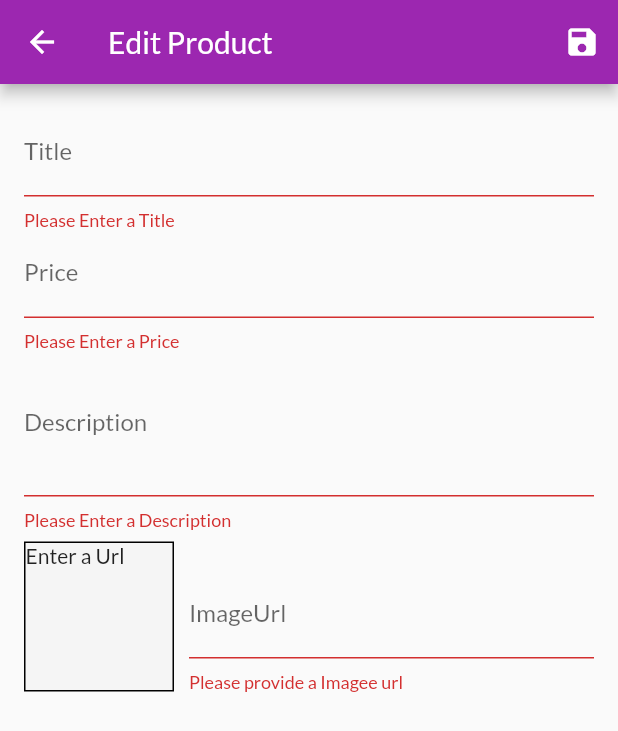
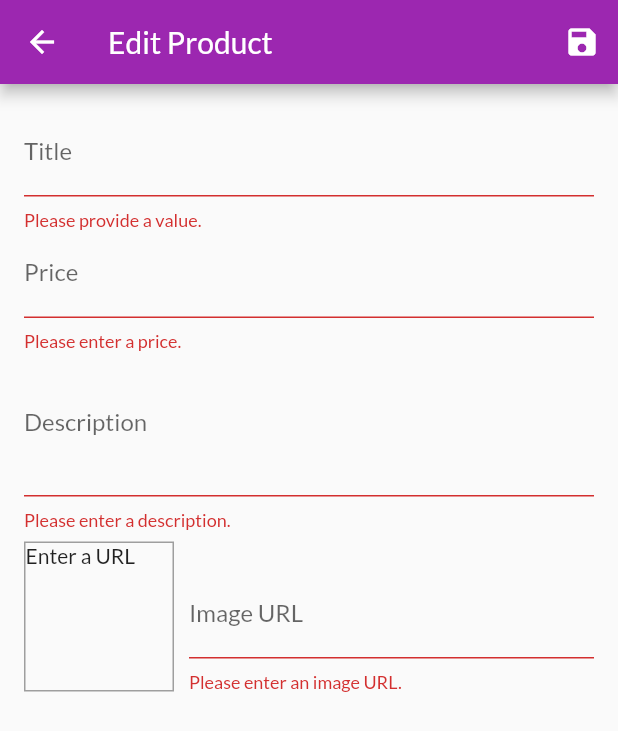
Before and after one commit to nash567/Shopping-App, a Flutter app: the EditProductScreen screen opened by its route, after a tap on the "save" icon, on a phone screen of 412 x 824 dp. Shown: the top 731 px of the screen. Run offline on Flutter 3.47's test engine with Material 2 defaults, Android fonts, the phone set to English and light mode, and no system bars; network calls fail.

```diff
--- /dev/null
+++ b/lib/models/http_exception.dart
@@ -0,0 +1,10 @@
+class HttpException implements Exception {
+  final String message;
+  HttpException(this.message);
+
+  @override
+  String toString() {
+    return message;
+    // return super.toString();
+  }
+}
--- a/lib/providers/product_provider.dart
+++ b/lib/providers/product_provider.dart
@@ -1,95 +1,175 @@
+import 'dart:convert';
+
 import 'package:flutter/material.dart';
+import 'package:http/http.dart' as http;
 
-import 'products.dart';
+import './products.dart';
+import '../models/http_exception.dart';
 
 class Products with ChangeNotifier {
   List<Product> _items = [
-    Product(
-      id: 'p1',
-      title: 'Red Shirt',
-      description: 'A red shirt - it is pretty red!',
-      price: 29.99,
-      imageUrl:
-          'https://cdn.pixabay.com/photo/2016/10/02/22/17/red-t-shirt-1710578_1280.jpg',
-    ),
-    Product(
-      id: 'p2',
-      title: 'Trousers',
-      description: 'A nice pair of trousers.',
-      price: 59.99,
-      imageUrl:
-          'https://upload.wikimedia.org/wikipedia/commons/thumb/e/e8/Trousers%2C_dress_%28AM_1960.022-8%29.jpg/512px-Trousers%2C_dress_%28AM_1960.022-8%29.jpg',
-    ),
-    Product(
-      id: 'p3',
-      title: 'Yellow Scarf',
-      description: 'Warm and cozy - exactly what you need for the winter.',
-      price: 19.99,
-      imageUrl:
-          'https://live.staticflickr.com/4043/4438260868_cc79b3369d_z.jpg',
-    ),
-    Product(
-      id: 'p4',
-      title: 'A Pan',
-      description: 'Prepare any meal you want.',
-      price: 49.99,
-      imageUrl:
-          'https://upload.wikimedia.org/wikipedia/commons/thumb/1/14/Cast-Iron-Pan.jpg/1024px-Cast-Iron-Pan.jpg',
-    )
+    // Product(
+    //   id: 'p1',
+    //   title: 'Red Shirt',
+    //   description: 'A red shirt - it is pretty red!',
+    //   price: 29.99,
+    //   imageUrl:
+    //       'https://cdn.pixabay.com/photo/2016/10/02/22/17/red-t-shirt-1710578_1280.jpg',
+    // ),
+    // Product(
+    //   id: 'p2',
+    //   title: 'Trousers',
+    //   description: 'A nice pair of trousers.',
+    //   price: 59.99,
+    //   imageUrl:
+    //       'https://upload.wikimedia.org/wikipedia/commons/thumb/e/e8/Trousers%2C_dress_%28AM_1960.022-8%29.jpg/512px-Trousers%2C_dress_%28AM_1960.022-8%29.jpg',
+    // ),
+    // Product(
+    //   id: 'p3',
+    //   title: 'Yellow Scarf',
+    //   description: 'Warm and cozy - exactly what you need for the winter.',
+    //   price: 19.99,
+    //   imageUrl:
+    //       'https://live.staticflickr.com/4043/4438260868_cc79b3369d_z.jpg',
+    // ),
+    // Product(
+    //   id: 'p4',
+    //   title: 'A Pan',
+    //   description: 'Prepare any meal you want.',
+    //   price: 49.99,
+    //   imageUrl:
+    //       'https://upload.wikimedia.org/wikipedia/commons/thumb/1/14/Cast-Iron-Pan.jpg/1024px-Cast-Iron-Pan.jpg',
+    // ),
   ];
+  // var _showFavoritesOnly = false;
 
   List<Product> get items {
-    // if (_showFavouritesOnly) {
-    //   print('object');
-    //   return _items.where((product) => product.isFavourite).toList();
+    // if (_showFavoritesOnly) {
+    //   return _items.where((prodItem) => prodItem.isFavorite).toList();
     // }
-
     return [..._items];
   }
 
   List<Product> get favouriteItems {
-    return _items.where((product) => product.isFavourite).toList();
+    return _items.where((prodItem) => prodItem.isFavourite).toList();
   }
 
-  void addProduct(Product product) {
+  Product findById(String id) {
+    return _items.firstWhere((prod) => prod.id == id);
+  }
+
+  // void showFavoritesOnly() {
+  //   _showFavoritesOnly = true;
+  //   notifyListeners();
+  // }
+
+  // void showAll() {
+  //   _showFavoritesOnly = false;
+  //   notifyListeners();
+  // }
+
+  Future<void> addProduct(Product product) async {
+    const url =
+        'https://flutter-shopping-app-51497.firebaseio.com/products.json';
+    try {
+      final response = await http.post(
+        url,
+        body: json.encode({
+          'title': product.title,
+          'description': product.description,
+          'imageUrl': product.imageUrl,
+          'price': product.price,
+          'isFavorite': product.isFavourite,
+        }),
+      );
+
       final newProduct = Product(
         title: product.title,
         description: product.description,
         price: product.price,
         imageUrl: product.imageUrl,
-      id: DateTime.now().toString(),
+        id: json.decode(response.body)['name'],
       );
-
-    _items.add(newProduct); // _items.add(value);
+      _items.add(newProduct);
+      // _items.insert(0, newProduct); // at the start of the list
       notifyListeners();
-  }
-
-  void updateProduct(String id, Product newProduct) {
-    final prodIndex = _items.indexWhere((prod) => prod.id == id);
-    if (prodIndex >= 0) {
-      _items[prodIndex] = newProduct;
-      notifyListeners();
-    } else {
-      print('....');
+    } catch (err) {
+      print(err);
+      throw err;
     }
   }
 
-  void deleteProduct(String id) {
-    _items.removeWhere((prod) => prod.id == id);
+  Future<void> fetchAndSetProduct() async {
+    const url =
+        'https://flutter-shopping-app-51497.firebaseio.com/products.json';
+    try {
+      print('object');
+      final response = await http.get(url);
+      print('respone is ${response.body}');
+      final extractedData = json.decode(response.body) as Map<String, dynamic>;
+      if (extractedData == null) {
+        return;
+      }
+      final List<Product> loadedProduct = [];
+      extractedData.forEach((prodID, prodData) {
+        loadedProduct.add(
+          Product(
+            id: prodID,
+            title: prodData['title'],
+            description: prodData['description'],
+            price: prodData['price'],
+            isFavourite: prodData['isFavorite'],
+            imageUrl: prodData['imageUrl'],
+          ),
+        );
+      });
+
+      _items = loadedProduct;
       notifyListeners();
+    } catch (err) {
+      throw err;
+    }
   }
 
-  // void showFavouritesOnly() {
-  //   _showFavouritesOnly = true;
-  //   notifyListeners();
-  // }
+  Future<void> updateProduct(String id, Product newProduct) async {
+    final prodIndex = _items.indexWhere((prod) => prod.id == id);
+    if (prodIndex >= 0) {
+      final url =
+          'https://flutter-shopping-app-51497.firebaseio.com/products/$id.json';
 
-  // void showAll() {
-  //   _showFavouritesOnly = false;
-  //   notifyListeners();
-  // }
+      try {
+        await http.patch(url,
+            body: json.encode({
+              'title': newProduct.title,
+              'price': newProduct.price,
+              'descrition': newProduct.description,
+              'imageUrl': newProduct.imageUrl,
+            }));
 
-  Product findById(String id) {
-    return _items.firstWhere((prod) => prod.id == id);
+        _items[prodIndex] = newProduct;
+        notifyListeners();
+      } catch (err) {
+        print(err);
+      }
+    } else {
+      print('...');
     }
   }
+
+  Future<void> deleteProduct(String id) async {
+    final url =
+        'https://flutter-shopping-app-51497.firebaseio.com/products/$id.json';
+
+    final existingProductIndex = _items.indexWhere((prod) => prod.id == id);
+    var existingProduct = _items[existingProductIndex];
+    _items.removeAt(existingProductIndex);
+    notifyListeners();
+    final response = await http.delete(url);
+    if (response.statusCode >= 400) {
+      _items.insert(existingProductIndex, existingProduct);
+      notifyListeners();
+      throw HttpException('Could not delete Product');
+    }
+    existingProduct = null;
+  }
+}
--- a/lib/screens/edit_product_screen.dart
+++ b/lib/screens/edit_product_screen.dart
@@ -1,10 +1,12 @@
 import 'package:flutter/material.dart';
 import 'package:provider/provider.dart';
+
+import '../providers/product_provider.dart';
 import '../providers/products.dart';
-import '../providers/product_provider.dart';
 
 class EditProductScreen extends StatefulWidget {
-  static const routeName = '/edit-Product';
+  static const routeName = '/edit-product';
+
   @override
   _EditProductScreenState createState() => _EditProductScreenState();
 }
@@ -15,22 +17,47 @@ class _EditProductScreenState extends State<EditProductScreen> {
   final _imageUrlController = TextEditingController();
   final _imageUrlFocusNode = FocusNode();
   final _form = GlobalKey<FormState>();
-  var _editedProduct =
-      Product(id: null, title: '', price: 0, description: '', imageUrl: '');
-
-  var _isInit = true;
-
+  var _editedProduct = Product(
+    id: null,
+    title: '',
+    price: 0,
+    description: '',
+    imageUrl: '',
+  );
   var _initValues = {
     'title': '',
+    'description': '',
     'price': '',
     'imageUrl': '',
-    'description': ''
   };
+  var _isInit = true;
+  var _isLoading = false;
 
   @override
   void initState() {
     _imageUrlFocusNode.addListener(_updateImageUrl);
     super.initState();
+  }
+
+  @override
+  void didChangeDependencies() {
+    if (_isInit) {
+      final productId = ModalRoute.of(context).settings.arguments as String;
+      if (productId != null) {
+        _editedProduct =
+            Provider.of<Products>(context, listen: false).findById(productId);
+        _initValues = {
+          'title': _editedProduct.title,
+          'description': _editedProduct.description,
+          'price': _editedProduct.price.toString(),
+          // 'imageUrl': _editedProduct.imageUrl,
+          'imageUrl': '',
+        };
+        _imageUrlController.text = _editedProduct.imageUrl;
+      }
+    }
+    _isInit = false;
+    super.didChangeDependencies();
   }
 
   @override
@@ -40,30 +67,7 @@ class _EditProductScreenState extends State<EditProductScreen> {
     _descriptionFocusNode.dispose();
     _imageUrlController.dispose();
     _imageUrlFocusNode.dispose();
-
     super.dispose();
-  }
-
-  @override
-  void didChangeDependencies() {
-    if (_isInit) {
-      final productId = ModalRoute.of(context).settings.arguments as String;
-
-      if (productId != null) {
-        _editedProduct =
-            Provider.of<Products>(context, listen: false).findById(productId);
-
-        _initValues = {
-          'title': _editedProduct.title,
-          'description': _editedProduct.description,
-          'imageUrl': '',
-          'price': _editedProduct.price.toString()
-        };
-        _imageUrlController.text = _editedProduct.imageUrl;
-      }
-    }
-    _isInit = false;
-    super.didChangeDependencies();
   }
 
   void _updateImageUrl() {
@@ -79,20 +83,49 @@ class _EditProductScreenState extends State<EditProductScreen> {
     }
   }
 
-  void _saveForm() {
+  Future<void> _saveForm() async {
     final isValid = _form.currentState.validate();
     if (!isValid) {
       return;
     }
-
     _form.currentState.save();
+    setState(() {
+      _isLoading = true;
+    });
     if (_editedProduct.id != null) {
-      Provider.of<Products>(context, listen: false)
+      await Provider.of<Products>(context, listen: false)
           .updateProduct(_editedProduct.id, _editedProduct);
     } else {
-      Provider.of<Products>(context, listen: false).addProduct(_editedProduct);
+      try {
+        await Provider.of<Products>(context, listen: false)
+            .addProduct(_editedProduct);
+      } catch (err) {
+        await showDialog(
+          context: context,
+          builder: (ctx) => AlertDialog(
+            title: Text('An error occurred!'),
+            content: Text('Something went wrong.'),
+            actions: <Widget>[
+              FlatButton(
+                child: Text('Okay'),
+                onPressed: () {
+                  Navigator.of(context).pop();
+                },
+              )
+            ],
+          ),
+        );
+        // } finally {
+        //   setState(() {
+        //     _isLoading = false;
+        //   });
+        //   Navigator.of(context).pop();
+      }
     }
 
+    setState(() {
+      _isLoading = false;
+    });
     Navigator.of(context).pop();
   }
 
@@ -101,19 +134,23 @@ class _EditProductScreenState extends State<EditProductScreen> {
     return Scaffold(
       appBar: AppBar(
         title: Text('Edit Product'),
-        actions: [
+        actions: <Widget>[
           IconButton(
             icon: Icon(Icons.save),
             onPressed: _saveForm,
-          )
+          ),
         ],
       ),
-      body: Padding(
+      body: _isLoading
+          ? Center(
+              child: CircularProgressIndicator(),
+            )
+          : Padding(
               padding: const EdgeInsets.all(16.0),
               child: Form(
                 key: _form,
                 child: ListView(
-            children: [
+                  children: <Widget>[
                     TextFormField(
                       initialValue: _initValues['title'],
                       decoration: InputDecoration(labelText: 'Title'),
@@ -121,21 +158,20 @@ class _EditProductScreenState extends State<EditProductScreen> {
                       onFieldSubmitted: (_) {
                         FocusScope.of(context).requestFocus(_priceFocusNode);
                       },
+                      validator: (value) {
+                        if (value.isEmpty) {
+                          return 'Please provide a value.';
+                        }
+                        return null;
+                      },
                       onSaved: (value) {
                         _editedProduct = Product(
+                            title: value,
+                            price: _editedProduct.price,
+                            description: _editedProduct.description,
+                            imageUrl: _editedProduct.imageUrl,
                             id: _editedProduct.id,
-                    isFavourite: _editedProduct.isFavourite,
-                    title: value,
-                    description: _editedProduct.description,
-                    price: _editedProduct.price,
-                    imageUrl: _editedProduct.imageUrl,
-                  );
-                },
-                validator: (value) {
-                  if (value.isEmpty) {
-                    return 'Please Enter a Title';
-                  }
-                  return null;
+                            isFavourite: _editedProduct.isFavourite);
                       },
                     ),
                     TextFormField(
@@ -145,31 +181,29 @@ class _EditProductScreenState extends State<EditProductScreen> {
                       keyboardType: TextInputType.number,
                       focusNode: _priceFocusNode,
                       onFieldSubmitted: (_) {
-                  FocusScope.of(context).requestFocus(_descriptionFocusNode);
+                        FocusScope.of(context)
+                            .requestFocus(_descriptionFocusNode);
+                      },
+                      validator: (value) {
+                        if (value.isEmpty) {
+                          return 'Please enter a price.';
+                        }
+                        if (double.tryParse(value) == null) {
+                          return 'Please enter a valid number.';
+                        }
+                        if (double.parse(value) <= 0) {
+                          return 'Please enter a number greater than zero.';
+                        }
+                        return null;
                       },
                       onSaved: (value) {
                         _editedProduct = Product(
+                            title: _editedProduct.title,
+                            price: double.parse(value),
+                            description: _editedProduct.description,
+                            imageUrl: _editedProduct.imageUrl,
                             id: _editedProduct.id,
-                    isFavourite: _editedProduct.isFavourite,
-                    title: _editedProduct.title,
-                    description: _editedProduct.description,
-                    price: double.parse(value),
-                    imageUrl: _editedProduct.imageUrl,
-                  );
-                },
-                validator: (value) {
-                  if (value.isEmpty) {
-                    return 'Please Enter a Price';
-                  }
-                  if (double.tryParse(value) == null) {
-                    // double.tryParse do not return a error if it fails it return a null..
-                    return 'Please Enter a Valid Number.';
-                  }
-                  if (double.parse(value) <= 0) {
-                    // doublee.parse throws an error if it fails to parse...
-                    return 'Please enter a number greater than 0';
-                  }
-                  return null;
+                            isFavourite: _editedProduct.isFavourite);
                       },
                     ),
                     TextFormField(
@@ -177,30 +211,30 @@ class _EditProductScreenState extends State<EditProductScreen> {
                       decoration: InputDecoration(labelText: 'Description'),
                       maxLines: 3,
                       keyboardType: TextInputType.multiline,
+                      focusNode: _descriptionFocusNode,
+                      validator: (value) {
+                        if (value.isEmpty) {
+                          return 'Please enter a description.';
+                        }
+                        if (value.length < 10) {
+                          return 'Should be at least 10 characters long.';
+                        }
+                        return null;
+                      },
                       onSaved: (value) {
                         _editedProduct = Product(
+                          title: _editedProduct.title,
+                          price: _editedProduct.price,
+                          description: value,
+                          imageUrl: _editedProduct.imageUrl,
                           id: _editedProduct.id,
                           isFavourite: _editedProduct.isFavourite,
-                    title: _editedProduct.title,
-                    description: value,
-                    price: _editedProduct.price,
-                    imageUrl: _editedProduct.imageUrl,
                         );
-                },
-                validator: (value) {
-                  if (value.isEmpty) {
-                    return 'Please Enter a Description';
-                  }
-                  if (value.length < 10) {
-                    print('value');
-                    return 'Description Should b at least of 10 Characters..';
-                  }
-                  return null;
                       },
                     ),
                     Row(
                       crossAxisAlignment: CrossAxisAlignment.end,
-                children: [
+                      children: <Widget>[
                         Container(
                           width: 100,
                           height: 100,
@@ -209,11 +243,13 @@ class _EditProductScreenState extends State<EditProductScreen> {
                             right: 10,
                           ),
                           decoration: BoxDecoration(
-                      border: Border.all(width: 1),
-                      color: Colors.grey[100],
+                            border: Border.all(
+                              width: 1,
+                              color: Colors.grey,
+                            ),
                           ),
                           child: _imageUrlController.text.isEmpty
-                        ? Text('Enter a Url')
+                              ? Text('Enter a URL')
                               : FittedBox(
                                   child: Image.network(
                                     _imageUrlController.text,
@@ -223,9 +259,7 @@ class _EditProductScreenState extends State<EditProductScreen> {
                         ),
                         Expanded(
                           child: TextFormField(
-                      decoration: InputDecoration(
-                        labelText: 'ImageUrl',
-                      ),
+                            decoration: InputDecoration(labelText: 'Image URL'),
                             keyboardType: TextInputType.url,
                             textInputAction: TextInputAction.done,
                             controller: _imageUrlController,
@@ -233,35 +267,35 @@ class _EditProductScreenState extends State<EditProductScreen> {
                             onFieldSubmitted: (_) {
                               _saveForm();
                             },
-                      onSaved: (value) {
-                        _editedProduct = Product(
-                          id: _editedProduct.id,
-                          title: _editedProduct.title,
-                          description: _editedProduct.description,
-                          price: _editedProduct.price,
-                          imageUrl: value,
-                          isFavourite: _editedProduct.isFavourite,
-                        );
-                      },
                             validator: (value) {
                               if (value.isEmpty) {
-                          return 'Please provide a Imagee url';
+                                return 'Please enter an image URL.';
                               }
                               if (!value.startsWith('http') &&
                                   !value.startsWith('https')) {
-                          return 'Please Enter a Valid Url';
+                                return 'Please enter a valid URL.';
                               }
                               if (!value.endsWith('.png') &&
                                   !value.endsWith('.jpg') &&
                                   !value.endsWith('.jpeg')) {
-                          return 'Please enter a Valid Image';
+                                return 'Please enter a valid image URL.';
                               }
                               return null;
+                            },
+                            onSaved: (value) {
+                              _editedProduct = Product(
+                                title: _editedProduct.title,
+                                price: _editedProduct.price,
+                                description: _editedProduct.description,
+                                imageUrl: value,
+                                id: _editedProduct.id,
+                                isFavourite: _editedProduct.isFavourite,
+                              );
                             },
                           ),
                         ),
                       ],
-              )
+                    ),
                   ],
                 ),
               ),
--- a/lib/widgets/product_item.dart
+++ b/lib/widgets/product_item.dart
@@ -10,7 +10,8 @@ class ProductItem extends StatelessWidget {
   @override
   Widget build(BuildContext context) {
     final product = Provider.of<Product>(
-        context); //only a particular product i avilableat specified index..
+      context,
+    ); //only a particular product i avilableat specified index..
 
     final cart = Provider.of<Cart>(context, listen: false);
     return ClipRRect(
--- a/pubspec.yaml
+++ b/pubspec.yaml
@@ -25,6 +25,7 @@ dependencies:
     sdk: flutter
   provider: ^4.3.2
   intl: ^0.16.1
+  http: ^0.12.2
 
 
 
```
Also changed, not shown: lib/providers/orders.dart (+66 -2 lines), lib/providers/products.dart (+25 -1 lines), lib/screens/cart_screen.dart (+43 -9 lines), lib/screens/order_screen.dart (+22 -4 lines), lib/screens/products_overview_screen.dart (+43 -1 lines), lib/screens/user_products_screen.dart (+9 -1 lines), lib/widgets/product_grid.dart (+4 -3 lines), lib/widgets/user_product_item.dart (+18 -7 lines), pubspec.lock, 1 other file. Lines whose indentation alone changed are shown as unchanged.
